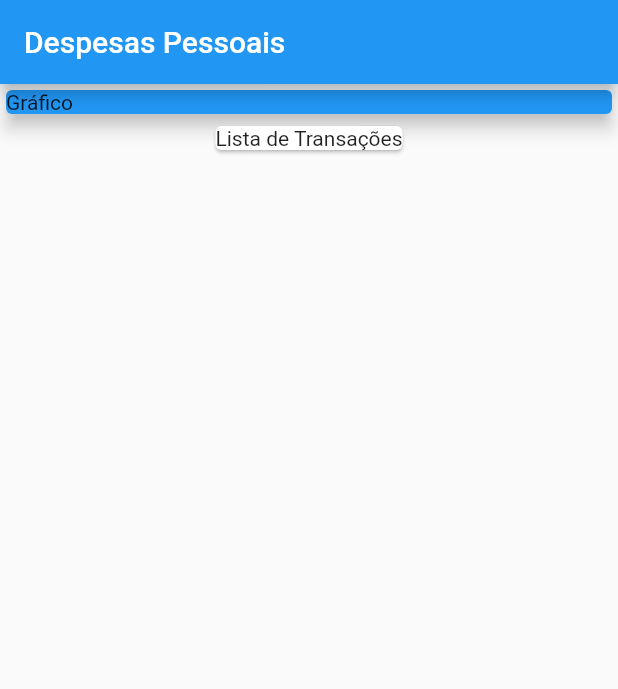
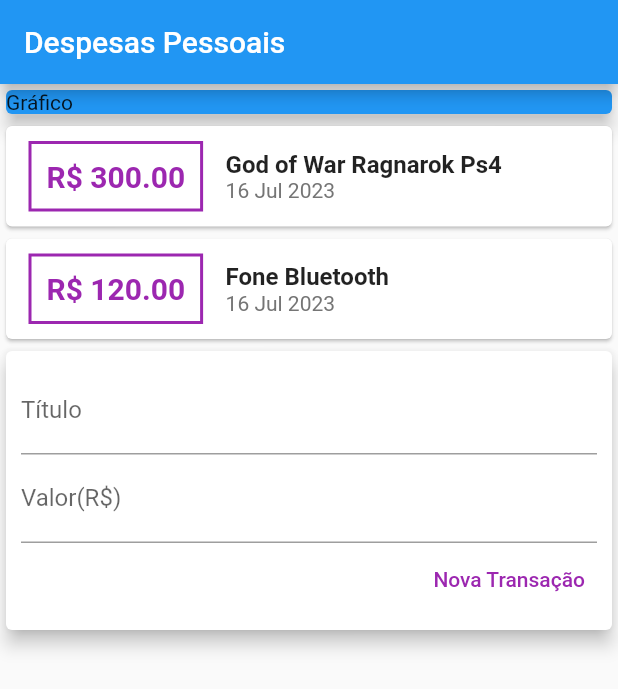
Before and after one commit to nahtanPNG/curso-flutter-udemy, a Flutter app: the screen it shows after launch, on a phone screen of 412 x 824 dp. Shown: the top 689 px of the screen. Run offline on Flutter 3.47's test engine with Material 2 defaults, Android fonts, the phone set to English and light mode, and no system bars.

Commit message:
Adicionando Transações

```diff
--- a/Flutter/Construindo App Real - Despesas Pessoais/expenses/lib/main.dart
+++ b/Flutter/Construindo App Real - Despesas Pessoais/expenses/lib/main.dart
@@ -1,4 +1,6 @@
+import 'package:expenses/models/transaction.dart';
 import 'package:flutter/material.dart';
+import 'package:intl/intl.dart';
 
 main() => runApp(ExpensesApp());
 class ExpensesApp extends StatelessWidget {
@@ -10,6 +12,26 @@ class ExpensesApp extends StatelessWidget {
 
 class MyHomePage extends StatelessWidget {
 
+  final titleController = TextEditingController();
+  final valueController = TextEditingController();
+
+  final _transactions = [
+    Transaction(
+      id: 't1',
+      title: 'God of War Ragnarok Ps4',
+      value: 300,
+      date: DateTime.now(), //Data de agora
+    ),
+    Transaction(
+      id: 't2',
+      title: 'Fone Bluetooth',
+      value: 120,
+      date: DateTime.now(), //Data de agora
+    ),
+  ];
+
+
+
   @override
   Widget build(BuildContext context) {
     return Scaffold(
@@ -17,18 +39,101 @@ class MyHomePage extends StatelessWidget {
         title: Text('Despesas Pessoais'),
       ),
       body:  Column(
+        crossAxisAlignment: CrossAxisAlignment.stretch,
         children: [
           Container(
-            width: double.infinity, //Pega o tamanho máximo para expandir
             child: Card(
               color: Colors.blue,
               child: Text('Gráfico'),
               elevation: 5,
             ),
           ),
+          Column(
+            children: _transactions.map((tr) { //Transformando a classe Transaction em um componente visual
+              return Card(
+                child: Row(
+                  children: [
+                    Container(
+                      margin: const EdgeInsets.symmetric(
+                        horizontal: 15,
+                        vertical: 10,
+                      ),
+                      decoration: BoxDecoration(
+                        border: Border.all( //Criando uma borda
+                          color: Colors.purple,
+                          width: 2,
+                        )
+                      ),
+                      padding: const EdgeInsets.all(10),
+                      child: Text(
+                        'R\$ ${tr.value.toStringAsFixed(2)}', //ToStringAsFixed(numero de casas decimais)
+                        style: const TextStyle( //Estilizando o texto
+                          fontWeight: FontWeight.bold,
+                          fontSize: 20,
+                          color: Colors.purple,
+                        ),
+                        ),
+                    ),
+                    Column(
+                      crossAxisAlignment: CrossAxisAlignment.start,
+                      children: [
+                        Text(
+                          tr.title,
+                          style: TextStyle(
+                            fontSize: 16,
+                            fontWeight: FontWeight.bold,
+                          ),
+                        ),
+                        Text(
+                          DateFormat('d MMM y').format(tr.date), //Formatando a data com INTL
+                          style: TextStyle(
+                            color: Colors.grey[600],
+                          )
+                        )
+                      ],
+                    )
+                  ],
+                ),
+              );
+            }).toList(),
+          ),
           Card(
-            child: Text('Lista de Transações'),
-          ),
+            elevation: 5,
+            child: Padding(
+              padding: const EdgeInsets.all(10),
+              child: Column(
+                children: [
+                  TextField(
+                    controller: titleController,
+                    decoration: InputDecoration(
+                      labelText: 'Título',
+                    ),
+                  ),
+                  TextField(
+                    controller: valueController,
+                    decoration: InputDecoration(
+                      labelText: 'Valor(R\$)',
+                    ),
+                  ),
+                  Row(
+                    mainAxisAlignment: MainAxisAlignment.end,
+                    children: [
+                      TextButton(
+                        child: Text('Nova Transação'),
+                        style: TextButton.styleFrom(
+                          foregroundColor: Colors.purple,
+                        ),
+                        onPressed: () {
+                          print(titleController.text);
+                          print(valueController.text);
+                        },
+                      ),
+                    ],
+                  )
+                ],
+              ),
+            ),
+          )
         ],
       ),
     );
--- /dev/null
+++ b/Flutter/Construindo App Real - Despesas Pessoais/expenses/lib/models/transaction.dart
@@ -0,0 +1,13 @@
+class Transaction {
+  final String id;
+  final String title;
+  final double value;
+  final DateTime date;
+
+  Transaction({
+    required this.id,
+    required this.title,
+    required this.value,
+    required this.date,
+  });
+}
--- a/Flutter/Construindo App Real - Despesas Pessoais/expenses/pubspec.yaml
+++ b/Flutter/Construindo App Real - Despesas Pessoais/expenses/pubspec.yaml
@@ -39,6 +39,7 @@ dependencies:
 dev_dependencies:
   flutter_test:
     sdk: flutter
+  intl: ^0.18.1
 
   # The "flutter_lints" package below contains a set of recommended lints to
   # encourage good coding practices. The lint set provided by the package is
```
Also changed, not shown: Flutter/Construindo App Real - Despesas Pessoais/expenses/pubspec.lock.
